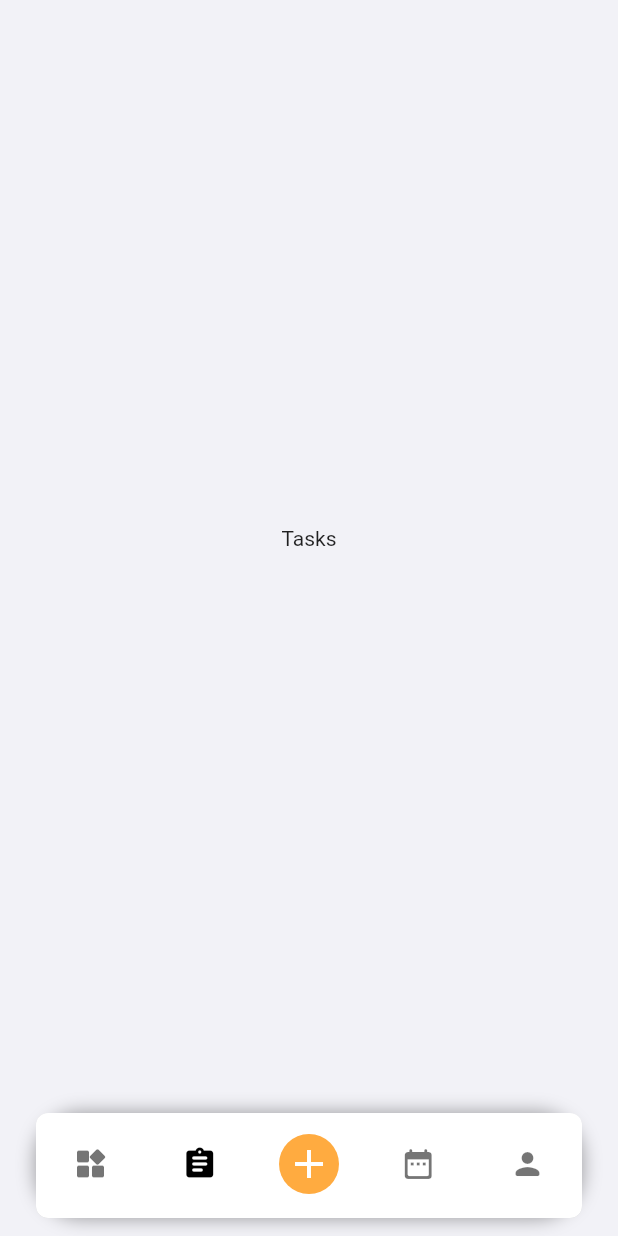
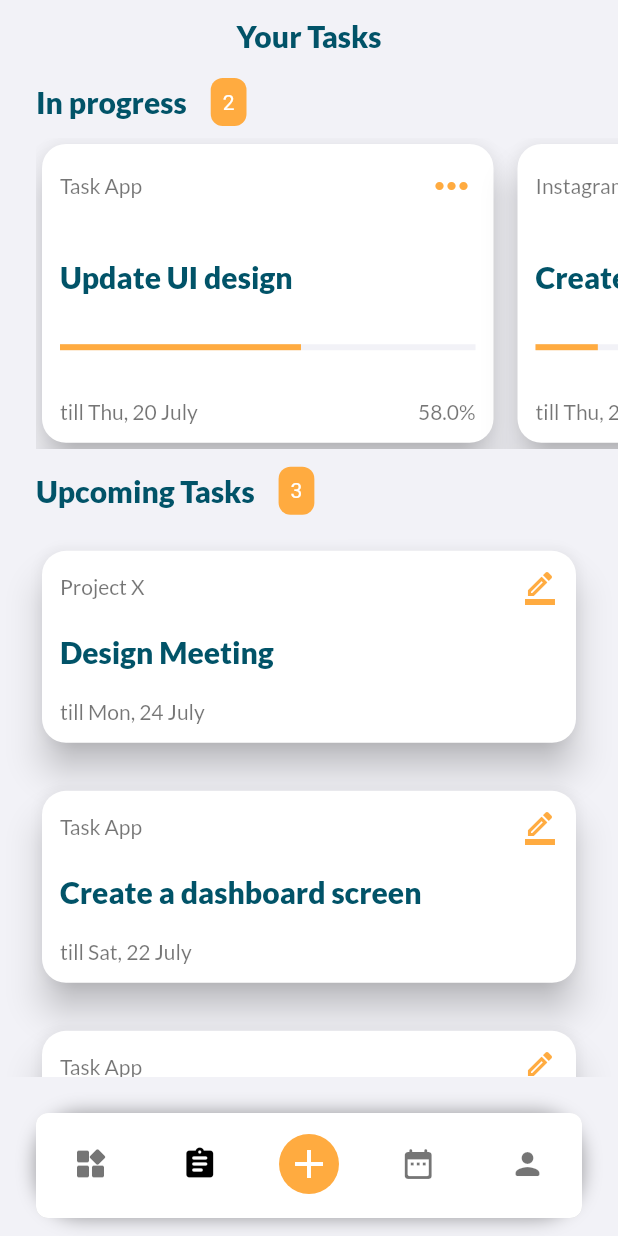
Before and after one commit to repsajanboy/task-app, a Flutter app: the screen it shows after launch, item 2 of the bottom bar chosen, on a phone screen of 412 x 824 dp. Run offline on Flutter 3.47's test engine with Material 2 defaults, Android fonts, the phone set to English and light mode, and no system bars; our stand-ins replace flutter_bloc, syncfusion_flutter_calendar.

Commit message:
tasklist screen

```diff
--- a/lib/presentation/bottom_tab/view/bottom_tab_page.dart
+++ b/lib/presentation/bottom_tab/view/bottom_tab_page.dart
@@ -5,6 +5,7 @@ import 'package:task_app/presentation/bottom_tab/bloc/bottom_tab_bloc.dart';
 import '../../../routing/app_router_names.dart';
 import '../../../style/colors.dart';
 import '../../calendar/calendar.dart';
+import '../../tasks/task_list.dart';
 import '../bloc/bottom_tab_item.dart';
 import '../bloc/bottom_tab_item_type.dart';
 import '../../dashboard/dashboard.dart';
@@ -103,12 +104,7 @@ class _BottomNavBarPageState extends State<BottomNavBarPage> {
         );
       case BottomTabItemType.tasks:
         return BottomTabItem(
-          page: const Center(
-            child: Text(
-              'Tasks',
-              textAlign: TextAlign.center,
-            ),
-          ),
+          page: const TaskListPage(),
           title: '',
           icon: const Icon(Icons.assignment_rounded),
           activeIcon: const Icon(Icons.assignment_rounded, color: Colors.black,),
--- /dev/null
+++ b/lib/presentation/tasks/task_list.dart
@@ -0,0 +1 @@
+export 'view/task_list_page.dart';
--- /dev/null
+++ b/lib/presentation/tasks/view/task_list_page.dart
@@ -0,0 +1,46 @@
+import 'package:flutter/material.dart';
+
+import '../../../style/colors.dart';
+import '../../../utils/extensions/context_extension.dart';
+import 'widgets/task_inprogress_widget.dart';
+import 'widgets/task_todo_widget.dart';
+
+class TaskListPage extends StatelessWidget {
+  const TaskListPage({super.key});
+
+  @override
+  Widget build(BuildContext context) {
+    return Scaffold(
+      backgroundColor: AppColors.background,
+      body: SafeArea(
+        child: Column(
+          children: [
+            Container(
+              padding: const EdgeInsets.only(
+                  top: 12.0, bottom: 16.0, right: 24.0, left: 24.0),
+              alignment: Alignment.center,
+              child: Text(
+                'Your Tasks',
+                style: context.typo.dashboardTitle(),
+              ),
+            ),
+            Expanded(
+              child: ListView(
+                children: [
+                  SizedBox(
+                    height: MediaQuery.of(context).size.height * .3,
+                    child: const TaskInProgressWidget(),
+                  ),
+                  SizedBox(
+                    height: MediaQuery.of(context).size.height * .7,
+                    child: const TaskTodoWidget(),
+                  ),
+                ],
+              ),
+            ),
+          ],
+        ),
+      ),
+    );
+  }
+}
--- /dev/null
+++ b/lib/presentation/tasks/view/widgets/task_inprogress_widget.dart
@@ -0,0 +1,119 @@
+import 'package:flutter/material.dart';
+import 'package:intl/intl.dart';
+
+import '../../../../data/tasks/task.dart';
+import '../../../../style/colors.dart';
+import '../../../../utils/extensions/context_extension.dart';
+
+class TaskInProgressWidget extends StatelessWidget {
+  const TaskInProgressWidget({super.key});
+
+  @override
+  Widget build(BuildContext context) {
+    return Column(
+      children: [
+        Padding(
+          padding: const EdgeInsets.symmetric(horizontal: 24.0),
+          child: Row(
+            children: [
+              Text(
+                'In progress',
+                style: context.typo.dashboardTitle(),
+              ),
+              const SizedBox(width: 16.0),
+              Container(
+                decoration: const BoxDecoration(
+                    color: Colors.orangeAccent,
+                    shape: BoxShape.rectangle,
+                    borderRadius: BorderRadius.all(Radius.circular(8.0))),
+                padding: const EdgeInsets.all(8.0),
+                child: Text(
+                  tasks
+                      .where((element) =>
+                          element.status == TaskStatus.inprogress)
+                      .length
+                      .toString(),
+                  style: const TextStyle(color: Colors.white),
+                ),
+              )
+            ],
+          ),
+        ),
+        const SizedBox(height: 8.0),
+        Expanded(
+          child: Padding(
+            padding: const EdgeInsets.only(left: 24.0),
+            child: ListView.builder(
+              itemCount: tasks
+                  .where((element) => element.status == TaskStatus.inprogress)
+                  .length,
+              scrollDirection: Axis.horizontal,
+              itemBuilder: (context, index) {
+                List<Task> taskInProgress = tasks
+                    .where((element) => element.status == TaskStatus.inprogress)
+                    .toList();
+                return Container(
+                  width: MediaQuery.of(context).size.width * .75,
+                  margin: const EdgeInsets.only(right: 8.0),
+                  child: Card(
+                    elevation: 10.0,
+                    shape: const RoundedRectangleBorder(
+                      borderRadius: BorderRadius.all(
+                        Radius.circular(16.0),
+                      ),
+                    ),
+                    child: Padding(
+                      padding: const EdgeInsets.all(12.0),
+                      child: Column(
+                        crossAxisAlignment: CrossAxisAlignment.start,
+                        mainAxisAlignment: MainAxisAlignment.spaceBetween,
+                        children: [
+                          Row(
+                            mainAxisAlignment: MainAxisAlignment.spaceBetween,
+                            children: [
+                              Text(
+                                taskInProgress[index].category,
+                                style: context.typo.dashboardGreyTexts(),
+                              ),
+                              const Icon(
+                                Icons.more_horiz_outlined,
+                                size: 32,
+                                color: Colors.orangeAccent,
+                              ),
+                            ],
+                          ),
+                          Text(
+                            taskInProgress[index].title,
+                            style: context.typo.dashboardTitle(),
+                          ),
+                          LinearProgressIndicator(
+                            value: taskInProgress[index].progress / 100,
+                            backgroundColor: AppColors.background,
+                            color: Colors.orangeAccent,
+                          ),
+                          Row(
+                            mainAxisAlignment: MainAxisAlignment.spaceBetween,
+                            children: [
+                              Text(
+                                'till ${DateFormat("E", "en_US").format(taskInProgress[index].dueDate)}, ${DateFormat("d", "en_US").format(taskInProgress[index].dueDate)} ${DateFormat("LLLL", "en_US").format(taskInProgress[index].dueDate)}',
+                                style: context.typo.dashboardGreyTexts(),
+                              ),
+                              Text(
+                                '${taskInProgress[index].progress}%',
+                                style: context.typo.dashboardGreyTexts(),
+                              ),
+                            ],
+                          ),
+                        ],
+                      ),
+                    ),
+                  ),
+                );
+              },
+            ),
+          ),
+        ),
+      ],
+    );
+  }
+}
--- /dev/null
+++ b/lib/presentation/tasks/view/widgets/task_todo_widget.dart
@@ -0,0 +1,102 @@
+import 'package:flutter/material.dart';
+import 'package:intl/intl.dart';
+
+import '../../../../data/tasks/task.dart';
+import '../../../../utils/extensions/context_extension.dart';
+
+class TaskTodoWidget extends StatelessWidget {
+  const TaskTodoWidget({super.key});
+
+  @override
+  Widget build(BuildContext context) {
+    return Padding(
+      padding: const EdgeInsets.symmetric(horizontal: 24.0, vertical: 12.0),
+      child: Column(
+        crossAxisAlignment: CrossAxisAlignment.start,
+        children: [
+          Row(
+            children: [
+              Text(
+                'Upcoming Tasks',
+                style: context.typo.dashboardTitle(),
+              ),
+              const SizedBox(width: 16.0),
+              Container(
+                decoration: const BoxDecoration(
+                    color: Colors.orangeAccent,
+                    shape: BoxShape.rectangle,
+                    borderRadius: BorderRadius.all(Radius.circular(8.0))),
+                padding: const EdgeInsets.all(8.0),
+                child: Text(
+                  tasks
+                      .where((element) =>
+                          element.status == TaskStatus.todo)
+                      .length
+                      .toString(),
+                  style: const TextStyle(color: Colors.white),
+                ),
+              ),
+            ],
+          ),
+          const SizedBox(height: 8.0),
+          Expanded(
+            child: ListView.builder(
+              shrinkWrap: true,
+              physics: const ScrollPhysics(),
+              itemExtent: 160,
+              itemCount: tasks
+                  .where((element) => element.status == TaskStatus.todo)
+                  .length,
+              itemBuilder: (context, index) {
+                List<Task> todoTasks = tasks
+                    .where((element) => element.status == TaskStatus.todo)
+                    .toList();
+                return Container(
+                  margin: const EdgeInsets.symmetric(vertical: 12.0),
+                  child: Card(
+                    elevation: 10.0,
+                    shape: const RoundedRectangleBorder(
+                      borderRadius: BorderRadius.all(
+                        Radius.circular(16.0),
+                      ),
+                    ),
+                    child: Padding(
+                      padding: const EdgeInsets.all(12.0),
+                      child: Column(
+                        crossAxisAlignment: CrossAxisAlignment.start,
+                        mainAxisAlignment: MainAxisAlignment.spaceBetween,
+                        children: [
+                          Row(
+                            mainAxisAlignment: MainAxisAlignment.spaceBetween,
+                            children: [
+                              Text(
+                                todoTasks[index].category,
+                                style: context.typo.dashboardGreyTexts(),
+                              ),
+                              const Icon(
+                                Icons.border_color_outlined,
+                                color: Colors.orangeAccent,
+                              ),
+                            ],
+                          ),
+                          Text(
+                            todoTasks[index].title,
+                            style: context.typo.dashboardTitle(),
+                          ),
+                          Text(
+                            'till ${DateFormat("E", "en_US").format(todoTasks[index].dueDate)}, ${DateFormat("d", "en_US").format(todoTasks[index].dueDate)} ${DateFormat("LLLL", "en_US").format(todoTasks[index].dueDate)}',
+                            style: context.typo.dashboardGreyTexts(),
+                          ),
+                        ],
+                      ),
+                    ),
+                  ),
+                );
+              },
+            ),
+          ),
+        ],
+      ),
+    );
+  }
+}
```
